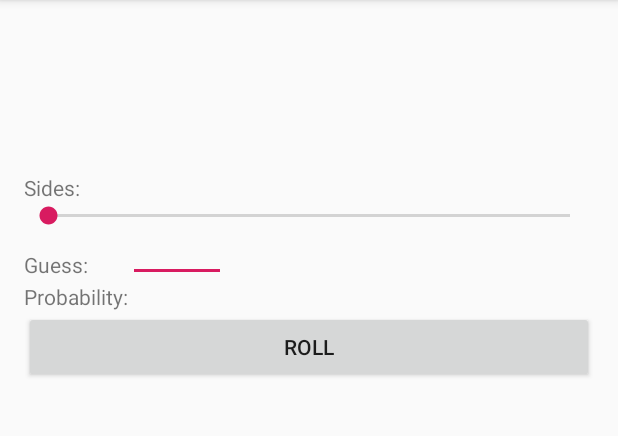
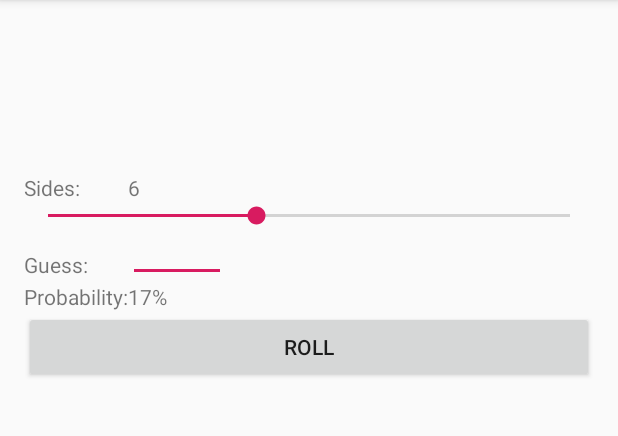
Before and after one commit to dj-pocket-cloud/Dice-Roller, an Android app: the screen it shows after launch (MainActivity), on a phone screen of 412 x 824 dp, the part 84-520 px from its top. Run offline under Robolectric (Android 15) with nearby library versions, the phone set to English and light mode, and no system bars.

Commit message:
side slider and percentage

```diff
--- a/app/src/main/java/com/example/diceroller/MainActivity.java
+++ b/app/src/main/java/com/example/diceroller/MainActivity.java
@@ -2,12 +2,66 @@ package com.example.diceroller;
 
 import android.support.v7.app.AppCompatActivity;
 import android.os.Bundle;
+import android.text.Editable; // for EditText event handling
+import android.text.TextWatcher; // EditText listener
+import android.widget.EditText; // for bill amount input
+import android.widget.SeekBar; // for changing the tip percentage
+import android.widget.SeekBar.OnSeekBarChangeListener; // SeekBar listener
+import android.widget.TextView;
+import java.text.NumberFormat;
 
 public class MainActivity extends AppCompatActivity {
+
+    private TextView sidevalue1;
+    private TextView probability_value;
+    private static final NumberFormat percentFormat = NumberFormat.getPercentInstance();
+    private int sides = 6;
+
+
 
     @Override
     protected void onCreate(Bundle savedInstanceState) {
         super.onCreate(savedInstanceState);
         setContentView(R.layout.activity_main);
+
+        probability_value = (TextView) findViewById(R.id.probability_value);
+        sidevalue1 = (TextView) findViewById(R.id.sidevalue1);
+
+        SeekBar sidebar1 = (SeekBar) findViewById(R.id.sidebar1);
+        sidebar1.setOnSeekBarChangeListener(seekBarListener);
+        sidesChanged();
+    }
+
+    private void sidesChanged(){
+        double chance = (double) 1/sides;
+
+        probability_value.setText(percentFormat.format(chance));
+        sidevalue1.setText(String.valueOf(sides));
+    }
+
+    private final OnSeekBarChangeListener seekBarListener = new OnSeekBarChangeListener() {
+        @Override
+        public void onProgressChanged(SeekBar seekBar, int progress, boolean fromUser) {
+            sides = getNumSides(progress+1);
+            sidesChanged();
+        }
+
+        @Override
+        public void onStartTrackingTouch(SeekBar seekBar) {
+
+        }
+
+        @Override
+        public void onStopTrackingTouch(SeekBar seekBar) {
+
+        }
+    };
+
+
+    private int getNumSides(int sliderValue){
+        if(sliderValue<6)
+            return sliderValue*2;
+        else
+            return 20;
     }
 }
--- a/app/src/main/res/layout/activity_main.xml
+++ b/app/src/main/res/layout/activity_main.xml
@@ -32,7 +32,6 @@
             android:id="@+id/divevalue1"
             android:layout_width="wrap_content"
             android:layout_height="wrap_content"
-            android:text="@string/die_value"
             app:layout_column="0"
             app:layout_columnSpan="2"
             app:layout_gravity="center_horizontal"
@@ -42,6 +41,8 @@
             android:id="@+id/sidebar1"
             android:layout_width="207dp"
             android:layout_height="wrap_content"
+            android:max="5"
+            android:progress="2"
             app:layout_column="0"
             app:layout_columnSpan="2"
             app:layout_gravity="fill_horizontal|center"
@@ -67,7 +68,6 @@
             android:id="@+id/sidevalue1"
             android:layout_width="wrap_content"
             android:layout_height="wrap_content"
-            android:text="@string/side_value"
             app:layout_column="1"
             app:layout_row="2" />
 
@@ -92,7 +92,6 @@
             android:id="@+id/probability_value"
             android:layout_width="wrap_content"
             android:layout_height="wrap_content"
-            android:text="@string/probability_value"
             app:layout_column="1"
             app:layout_row="6" />
 
```
